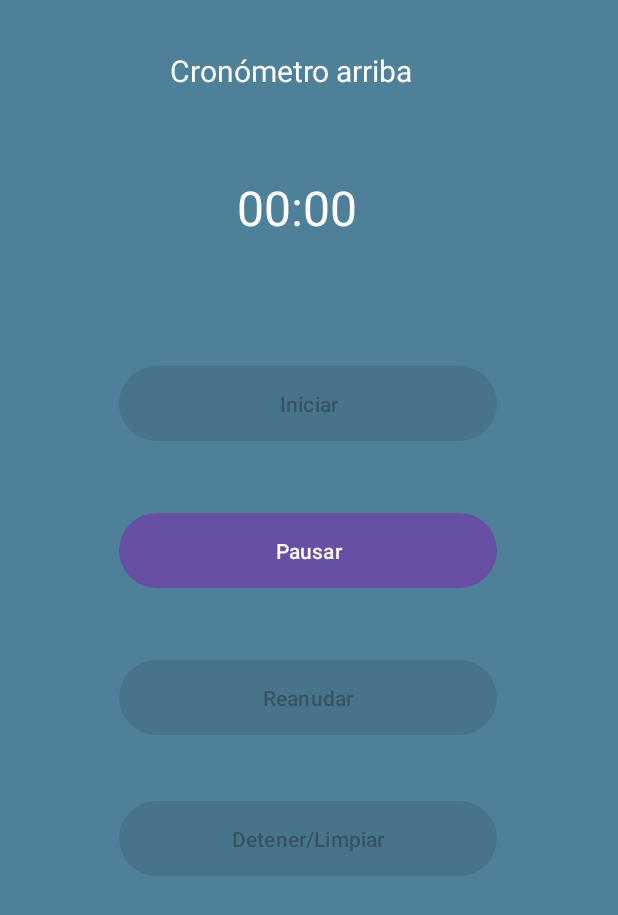
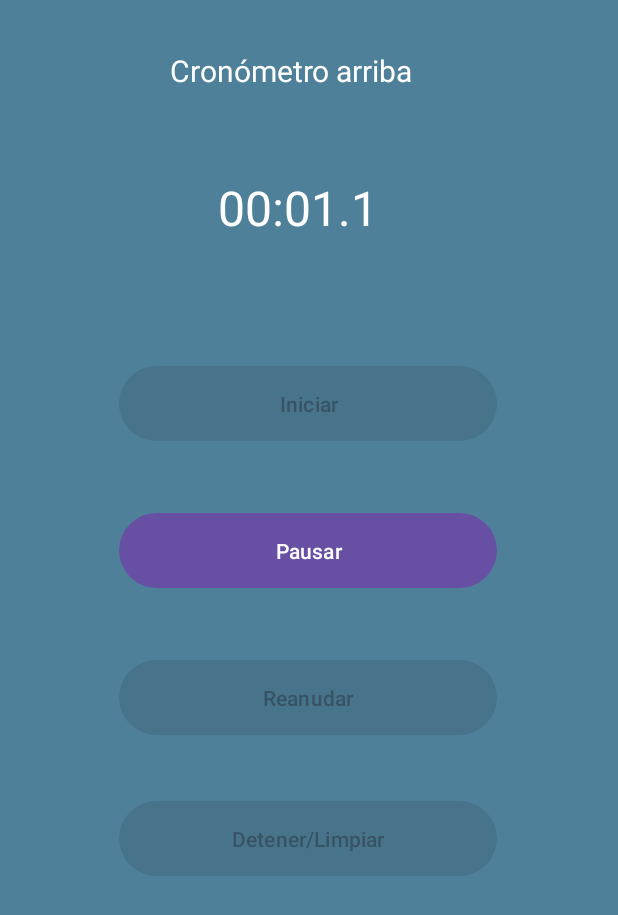
Before and after one commit to mrojasl/Lab2_20190923, an Android app: the CronometroActivity screen opened directly, with no data from a screen before it, after a tap on "Iniciar", on a phone screen of 412 x 824 dp. Shown: the top 915 px of the screen. Run offline under Robolectric (Android 15) with nearby library versions, the phone set to English and light mode, and no system bars.

Commit message:
cronometro listo

```diff
--- a/app/src/main/java/com/example/lab2rojas/CronometroActivity.java
+++ b/app/src/main/java/com/example/lab2rojas/CronometroActivity.java
@@ -10,21 +10,29 @@ import android.widget.Button;
 import android.widget.TextView;
 import java.util.Locale;
 import com.example.lab2rojas.databinding.ActivityCronometroBinding;
+import android.content.SharedPreferences;
+import android.preference.PreferenceManager;
 import com.example.lab2rojas.databinding.ActivityMenuBinding;
 
 public class CronometroActivity extends AppCompatActivity {
 
     ActivityCronometroBinding binding;
     private boolean isRunning = false;
-    private long elapsedTime = 0;
-    private long startTime = 0;
+    private long elapsedTime;
+    private long startTime;
+    private SharedPreferences preferences;
+
     private TextView textViewCounter;
     private Button buttonStart, buttonPause, buttonResume, buttonClear;
     private final Handler handler = new Handler();
     private TimerThread timerThread;
+    private int milliseconds = 0;
+
+
 
 
     @Override
+    //TODO: El cronómetro funciona cuando sales de aplicación, sin embargo, si es que regresas a menú activity, el cronometro se guardará solo si se ha pausado
     protected void onCreate(Bundle savedInstanceState) {
         super.onCreate(savedInstanceState);
         binding = ActivityCronometroBinding.inflate(getLayoutInflater());
@@ -60,7 +68,9 @@ public class CronometroActivity extends AppCompatActivity {
             }
         }
 
-
+        preferences = PreferenceManager.getDefaultSharedPreferences(this);
+        elapsedTime = preferences.getLong("elapsedTime", 0);
+        startTime = preferences.getLong("startTime", 0);
 
     }
 
@@ -87,6 +97,12 @@ public class CronometroActivity extends AppCompatActivity {
             buttonPause.setEnabled(true);
             buttonResume.setEnabled(false);
             buttonClear.setEnabled(false);
+
+
+            SharedPreferences.Editor editor = preferences.edit();
+            editor.putLong("elapsedTime", elapsedTime);
+            editor.putLong("startTime", startTime);
+            editor.apply();
         }
     }
 
@@ -101,6 +117,14 @@ public class CronometroActivity extends AppCompatActivity {
             elapsedTime = SystemClock.elapsedRealtime() - startTime;
 
             timerThread.interrupt();
+
+
+
+
+            SharedPreferences.Editor editor = preferences.edit();
+            editor.putLong("elapsedTime", elapsedTime);
+            editor.putLong("startTime", startTime);
+            editor.apply();
         }
     }
 
@@ -123,7 +147,8 @@ public class CronometroActivity extends AppCompatActivity {
         isRunning = false;
         elapsedTime = 0;
         startTime = SystemClock.elapsedRealtime();
-        textViewCounter.setText("00:00");
+        milliseconds = 0;
+        textViewCounter.setText("00:00.0");
         buttonStart.setEnabled(true);
         buttonPause.setEnabled(false);
         buttonResume.setEnabled(false);
@@ -132,6 +157,12 @@ public class CronometroActivity extends AppCompatActivity {
         if (timerThread != null && timerThread.isAlive()) {
             timerThread.interrupt();
         }
+
+
+        SharedPreferences.Editor editor = preferences.edit();
+        editor.putLong("elapsedTime", elapsedTime);
+        editor.putLong("startTime", startTime);
+        editor.apply();
     }
 
 
@@ -141,9 +172,11 @@ public class CronometroActivity extends AppCompatActivity {
             while (isRunning) {
                 long currentTime = SystemClock.elapsedRealtime();
                 long elapsedTime = currentTime - startTime;
-                final int seconds = (int) (elapsedTime / 1000);
-                final int minutes = seconds / 60;
-                final String time = String.format(Locale.getDefault(), "%02d:%02d", minutes, seconds % 60);
+                milliseconds = (int) (elapsedTime / 100) % 10;
+                elapsedTime /= 1000; // Convierte a segundos
+                final int seconds = (int) (elapsedTime % 60);
+                final int minutes = (int) (elapsedTime / 60);
+                final String time = String.format(Locale.getDefault(), "%02d:%02d.%01d", minutes, seconds, milliseconds);
 
                 runOnUiThread(new Runnable() {
                     @Override
@@ -153,7 +186,7 @@ public class CronometroActivity extends AppCompatActivity {
                 });
 
                 try {
-                    Thread.sleep(1000);
+                    Thread.sleep(100);
                 } catch (InterruptedException e) {
                     return;
                 }
```
